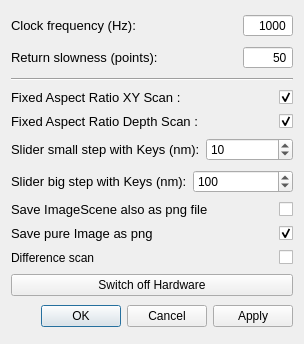
First picture: the form in gui/confocal/ui_cf_settings.ui, repository Ulm-IQO/qudi, before the edit.
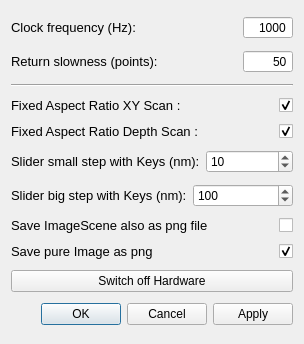
Second picture: the form after the edit.

Commit message: Removed ODMR dependence from confocal logic

```diff
--- a/gui/confocal/ui_cf_settings.ui
+++ b/gui/confocal/ui_cf_settings.ui
@@ -406,30 +406,6 @@
      </item>
     </layout>
    </item>
-   <item>
-    <layout class="QHBoxLayout" name="horizontalLayout_9">
-     <item>
-      <widget class="QLabel" name="label_7">
-       <property name="sizePolicy">
-        <sizepolicy hsizetype="Preferred" vsizetype="Preferred">
-         <horstretch>1</horstretch>
-         <verstretch>0</verstretch>
-        </sizepolicy>
-       </property>
-       <property name="text">
-        <string>Difference scan</string>
-       </property>
-      </widget>
-     </item>
-     <item>
-      <widget class="QCheckBox" name="do_difference_scan_CheckBox">
-       <property name="text">
-        <string/>
-       </property>
-      </widget>
-     </item>
-    </layout>
-   </item>
    <item>
     <widget class="QPushButton" name="hardware_switch">
      <property name="toolTip">
```
The commit also changes 2 other files.
